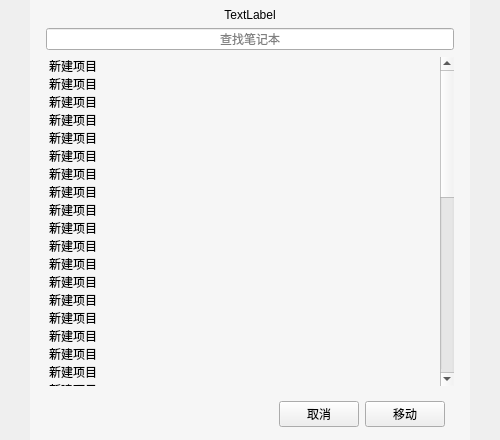
Gitnoter/Gitnoter, file views/categorieswidget.ui: the form before one commit.
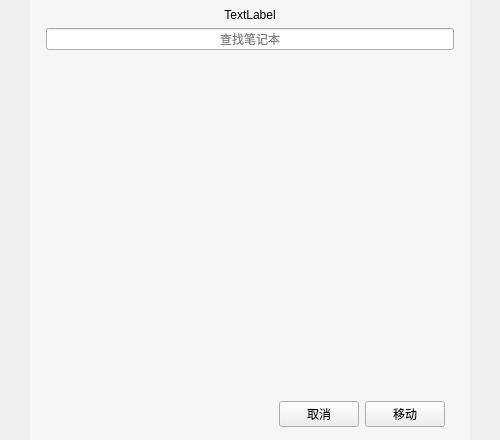
The form after the commit.

Diff of the .ui file:
```diff
--- a/views/categorieswidget.ui
+++ b/views/categorieswidget.ui
@@ -134,221 +134,6 @@
 	background-color:#F6F6F6
 }</string>
         </property>
-        <item>
-         <property name="text">
-          <string>新建项目</string>
-         </property>
-        </item>
-        <item>
-         <property name="text">
-          <string>新建项目</string>
-         </property>
-        </item>
-        <item>
-         <property name="text">
-          <string>新建项目</string>
-         </property>
-        </item>
-        <item>
-         <property name="text">
-          <string>新建项目</string>
-         </property>
-        </item>
-        <item>
-         <property name="text">
-          <string>新建项目</string>
-         </property>
-        </item>
-        <item>
-         <property name="text">
-          <string>新建项目</string>
-         </property>
-        </item>
-        <item>
-         <property name="text">
-          <string>新建项目</string>
-         </property>
-        </item>
-        <item>
-         <property name="text">
-          <string>新建项目</string>
-         </property>
-        </item>
-        <item>
-         <property name="text">
-          <string>新建项目</string>
-         </property>
-        </item>
-        <item>
-         <property name="text">
-          <string>新建项目</string>
-         </property>
-        </item>
-        <item>
-         <property name="text">
-          <string>新建项目</string>
-         </property>
-        </item>
-        <item>
-         <property name="text">
-          <string>新建项目</string>
-         </property>
-        </item>
-        <item>
-         <property name="text">
-          <string>新建项目</string>
-         </property>
-        </item>
-        <item>
-         <property name="text">
-          <string>新建项目</string>
-         </property>
-        </item>
-        <item>
-         <property name="text">
-          <string>新建项目</string>
-         </property>
-        </item>
-        <item>
-         <property name="text">
-          <string>新建项目</string>
-         </property>
-        </item>
-        <item>
-         <property name="text">
-          <string>新建项目</string>
-         </property>
-        </item>
-        <item>
-         <property name="text">
-          <string>新建项目</string>
-         </property>
-        </item>
-        <item>
-         <property name="text">
-          <string>新建项目</string>
-         </property>
-        </item>
-        <item>
-         <property name="text">
-          <string>新建项目</string>
-         </property>
-        </item>
-        <item>
-         <property name="text">
-          <string>新建项目</string>
-         </property>
-        </item>
-        <item>
-         <property name="text">
-          <string>新建项目</string>
-         </property>
-        </item>
-        <item>
-         <property name="text">
-          <string>新建项目</string>
-         </property>
-        </item>
-        <item>
-         <property name="text">
-          <string>新建项目</string>
-         </property>
-        </item>
-        <item>
-         <property name="text">
-          <string>新建项目</string>
-         </property>
-        </item>
-        <item>
-         <property name="text">
-          <string>新建项目</string>
-         </property>
-        </item>
-        <item>
-         <property name="text">
-          <string>新建项目</string>
-         </property>
-        </item>
-        <item>
-         <property name="text">
-          <string>新建项目</string>
-         </property>
-        </item>
-        <item>
-         <property name="text">
-          <string>新建项目</string>
-         </property>
-        </item>
-        <item>
-         <property name="text">
-          <string>新建项目</string>
-         </property>
-        </item>
-        <item>
-         <property name="text">
-          <string>新建项目</string>
-         </property>
-        </item>
-        <item>
-         <property name="text">
-          <string>新建项目</string>
-         </property>
-        </item>
-        <item>
-         <property name="text">
-          <string>新建项目</string>
-         </property>
-        </item>
-        <item>
-         <property name="text">
-          <string>新建项目</string>
-         </property>
-        </item>
-        <item>
-         <property name="text">
-          <string>新建项目</string>
-         </property>
-        </item>
-        <item>
-         <property name="text">
-          <string>新建项目</string>
-         </property>
-        </item>
-        <item>
-         <property name="text">
-          <string>新建项目</string>
-         </property>
-        </item>
-        <item>
-         <property name="text">
-          <string>新建项目</string>
-         </property>
-        </item>
-        <item>
-         <property name="text">
-          <string>新建项目</string>
-         </property>
-        </item>
-        <item>
-         <property name="text">
-          <string>新建项目</string>
-         </property>
-        </item>
-        <item>
-         <property name="text">
-          <string>新建项目</string>
-         </property>
-        </item>
-        <item>
-         <property name="text">
-          <string>新建项目</string>
-         </property>
-        </item>
-        <item>
-         <property name="text">
-          <string>新建项目</string>
-         </property>
-        </item>
        </widget>
       </item>
       <item>
```
